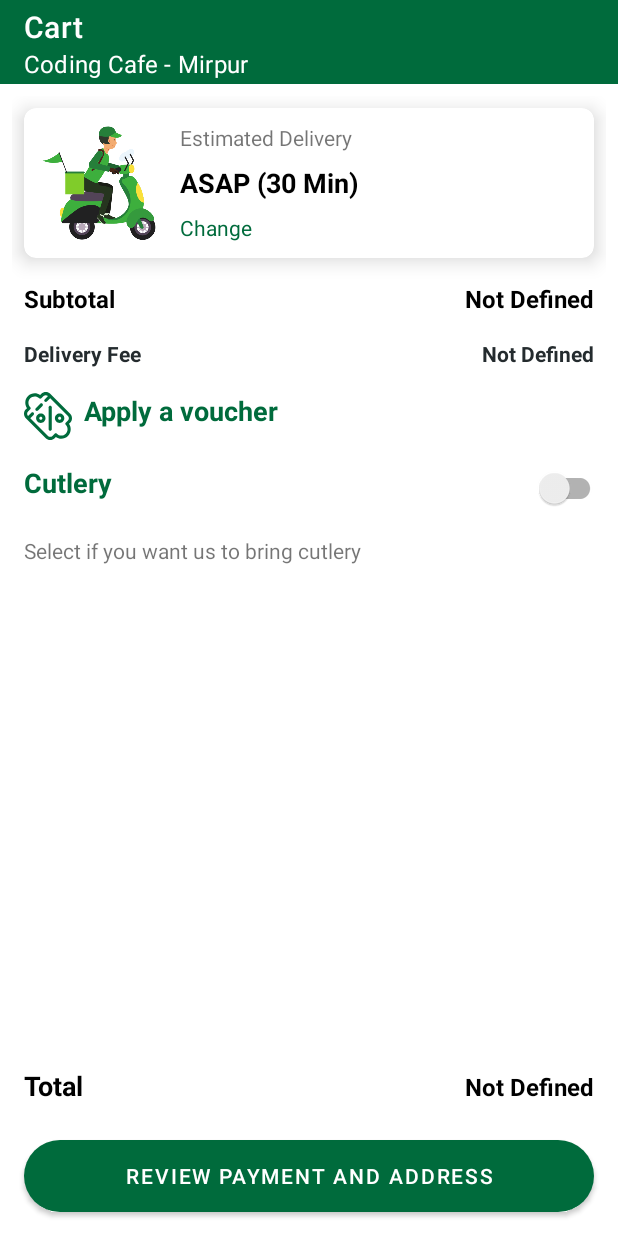
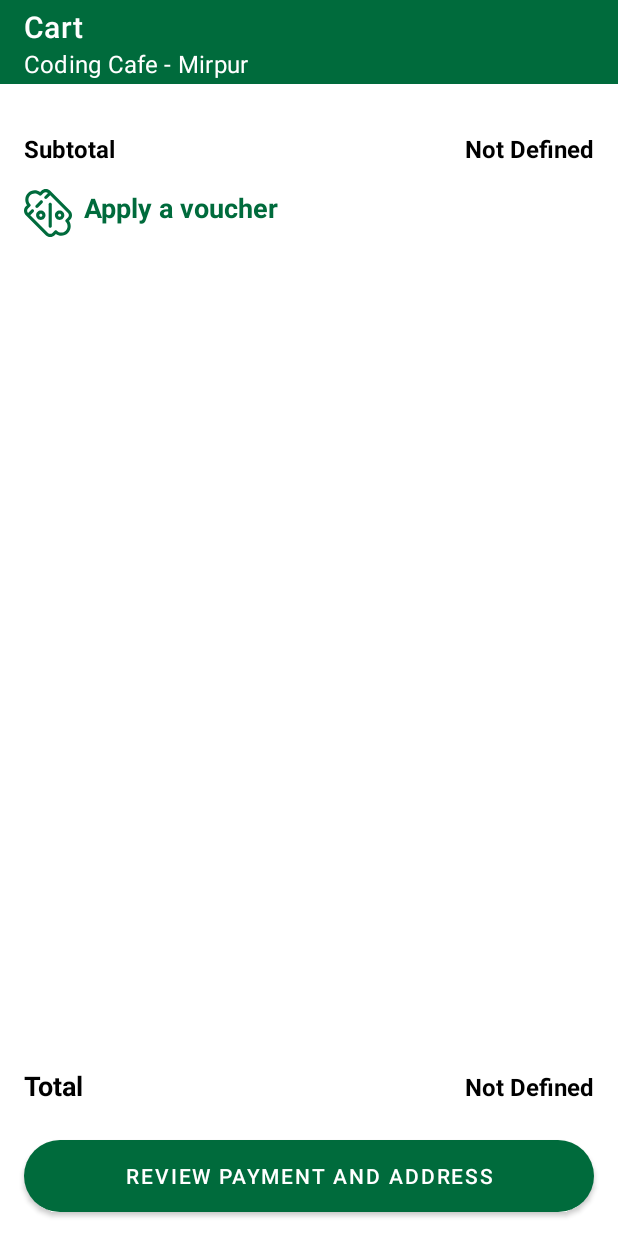
Before and after one commit to JoseArtur/StarsCoffee, an Android app: the CartActivity screen opened directly, with no data from a screen before it, on a phone screen of 412 x 824 dp. Run offline under Robolectric (Android 15) with nearby library versions, the phone set to English and light mode, and no system bars; our stand-ins replace Picasso; pictures from the network do not load.

Commit message:
third update

```diff
--- a/app/src/main/res/layout/activity_cart.xml
+++ b/app/src/main/res/layout/activity_cart.xml
@@ -37,48 +37,6 @@
                 app:cardBackgroundColor="@color/white"
                 app:cardCornerRadius="8dp"
                 app:cardElevation="8dp">
-                <LinearLayout
-                    android:gravity="center_vertical"
-                    android:layout_width="match_parent"
-                    android:layout_height="wrap_content"
-                    android:orientation="horizontal">
-                    <ImageView
-                        android:layout_width="100dp"
-                        android:layout_height="100dp"
-                        android:src="@drawable/food_delivery"
-                        android:scaleType="fitCenter"
-                        android:padding="8dp"/>
-                    <LinearLayout
-                        android:orientation="vertical"
-                        android:layout_width="0dp"
-                        android:layout_height="wrap_content"
-                        android:layout_weight="1">
-                        <TextView
-                            android:text="Estimated Delivery"
-                            android:textSize="14sp"
-                            android:textStyle="normal"
-                            android:padding="4dp"
-                            android:layout_width="match_parent"
-                            android:layout_height="wrap_content"/>
-                        <TextView
-                            android:id="@+id/textView_deliveryTime"
-                            android:text="ASAP (30 Min)"
-                            android:textSize="18sp"
-                            android:textStyle="bold"
-                            android:textColor="@color/black"
-                            android:padding="4dp"
-                            android:layout_width="match_parent"
-                            android:layout_height="wrap_content"/>
-                        <TextView
-                            android:text="Change"
-                            android:textSize="14sp"
-                            android:textStyle="normal"
-                            android:textColor="@color/accentColor"
-                            android:padding="4dp"
-                            android:layout_width="match_parent"
-                            android:layout_height="wrap_content"/>
-                    </LinearLayout>
-                </LinearLayout>
             </androidx.cardview.widget.CardView>
             <androidx.recyclerview.widget.RecyclerView
                 android:id="@+id/recycler_cartItem"
@@ -110,32 +68,6 @@
                     android:layout_height="wrap_content"
                     android:layout_weight="1"/>
             </LinearLayout>
-            <LinearLayout
-                android:orientation="horizontal"
-                android:layout_width="match_parent"
-                android:layout_height="wrap_content">
-                <TextView
-                    android:text="Delivery Fee"
-                    android:textColor="@color/dark_grey"
-                    android:textStyle="bold"
-                    android:textSize="14sp"
-                    android:textAlignment="textStart"
-                    android:padding="8dp"
-                    android:layout_width="0dp"
-                    android:layout_height="wrap_content"
-                    android:layout_weight="1"/>
-                <TextView
-                    android:id="@+id/textView_deliveryFee"
-                    android:text="Not Defined"
-                    android:textColor="@color/dark_grey"
-                    android:textStyle="bold"
-                    android:textSize="14sp"
-                    android:textAlignment="textEnd"
-                    android:padding="8dp"
-                    android:layout_width="0dp"
-                    android:layout_height="wrap_content"
-                    android:layout_weight="1"/>
-            </LinearLayout>
             <TextView
                 android:id="@+id/textView_applyVoucher"
                 android:text="Apply a voucher"
@@ -147,41 +79,6 @@
                 android:drawableStart="@drawable/ic_voucher"
                 android:drawableTint="@color/accentColor"
                 android:drawablePadding="8dp"
-                android:layout_width="match_parent"
-                android:layout_height="wrap_content"/>
-            <LinearLayout
-                android:layout_width="match_parent"
-                android:layout_height="wrap_content">
-                <RelativeLayout
-                    android:layout_width="match_parent"
-                    android:layout_height="wrap_content">
-                    <TextView
-                        android:layout_toStartOf="@+id/toggleButton_cutlery"
-                        android:layout_width="match_parent"
-                        android:layout_height="wrap_content"
-                        android:text="Cutlery"
-                        android:layout_alignParentStart="true"
-                        android:textColor="@color/accentColor"
-                        android:textStyle="bold"
-                        android:textSize="18sp"
-                        android:textAlignment="textStart"
-                        android:padding="8dp"/>
-
-                    <androidx.appcompat.widget.SwitchCompat
-                        android:id="@+id/toggleButton_cutlery"
-                        android:layout_width="wrap_content"
-                        android:layout_height="wrap_content"
-                        android:layout_alignParentTop="true"
-                        android:layout_alignParentEnd="true" />
-                </RelativeLayout>
-            </LinearLayout>
-            <TextView
-                android:id="@+id/textView_cutlery"
-                android:textAlignment="textStart"
-                android:textSize="14sp"
-                android:textStyle="normal"
-                android:padding="8dp"
-                android:text="Select if you want us to bring cutlery"
                 android:layout_width="match_parent"
                 android:layout_height="wrap_content"/>
         </LinearLayout>
```
